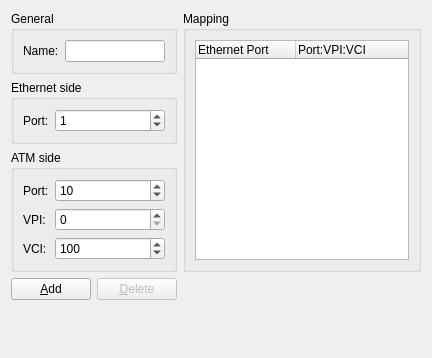
mpplab/MNSS, file gns3/modules/dynamips/ui/atm_bridge_configuration_page.ui: the form before one commit.
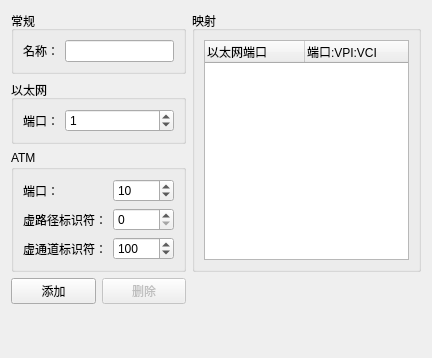
The form after the commit.

What changed in the file:
```diff
--- a/gns3/modules/dynamips/ui/atm_bridge_configuration_page.ui
+++ b/gns3/modules/dynamips/ui/atm_bridge_configuration_page.ui
@@ -17,7 +17,7 @@
    <item row="0" column="2" rowspan="3">
     <widget class="QGroupBox" name="uiMappingGroupBox">
      <property name="title">
-      <string>Mapping</string>
+      <string>映射</string>
      </property>
      <layout class="QVBoxLayout">
       <item>
@@ -33,12 +33,12 @@
         </property>
         <column>
          <property name="text">
-          <string>Ethernet Port</string>
+          <string>以太网端口</string>
          </property>
         </column>
         <column>
          <property name="text">
-          <string>Port:VPI:VCI</string>
+          <string>端口:VPI:VCI</string>
          </property>
         </column>
        </widget>
@@ -55,13 +55,13 @@
       </sizepolicy>
      </property>
      <property name="title">
-      <string>Ethernet side</string>
+      <string>以太网</string>
      </property>
      <layout class="QGridLayout">
       <item row="0" column="0">
        <widget class="QLabel" name="uiEthernetPortLabel">
         <property name="text">
-         <string>Port:</string>
+         <string>端口：</string>
         </property>
        </widget>
       </item>
@@ -96,13 +96,13 @@
       </sizepolicy>
      </property>
      <property name="title">
-      <string>ATM side</string>
+      <string>ATM</string>
      </property>
      <layout class="QGridLayout">
       <item row="0" column="0">
        <widget class="QLabel" name="uiATMPortLabel">
         <property name="text">
-         <string>Port:</string>
+         <string>端口：</string>
         </property>
        </widget>
       </item>
@@ -128,7 +128,7 @@
       <item row="1" column="0">
        <widget class="QLabel" name="uiATMVPILabel">
         <property name="text">
-         <string>VPI:</string>
+         <string>虚路径标识符：</string>
         </property>
        </widget>
       </item>
@@ -160,7 +160,7 @@
       <item row="2" column="0">
        <widget class="QLabel" name="uiATMVCILabel">
         <property name="text">
-         <string>VCI:</string>
+         <string>虚通道标识符：</string>
         </property>
        </widget>
       </item>
@@ -186,7 +186,7 @@
    <item row="3" column="0">
     <widget class="QPushButton" name="uiAddPushButton">
      <property name="text">
-      <string>&amp;Add</string>
+      <string>添加</string>
      </property>
     </widget>
    </item>
@@ -196,7 +196,7 @@
       <bool>false</bool>
      </property>
      <property name="text">
-      <string>&amp;Delete</string>
+      <string>删除</string>
      </property>
     </widget>
    </item>
@@ -216,13 +216,13 @@
    <item row="0" column="0" colspan="2">
     <widget class="QGroupBox" name="uiGeneralGroupBox">
      <property name="title">
-      <string>General</string>
+      <string>常规</string>
      </property>
      <layout class="QGridLayout" name="gridLayout">
       <item row="0" column="0">
        <widget class="QLabel" name="uiNameLabel">
         <property name="text">
-         <string>Name:</string>
+         <string>名称：</string>
         </property>
        </widget>
       </item>
```
Left out of the diff: 2 changed lines with no effect on the pictures.
